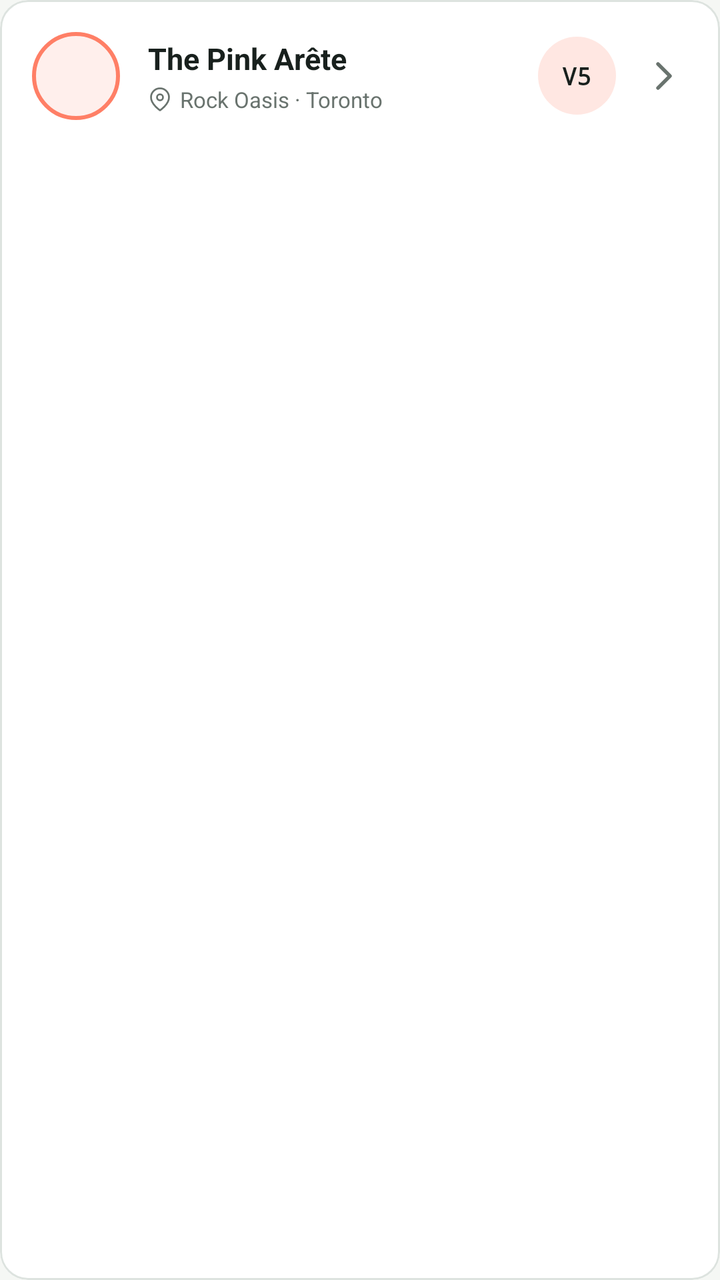
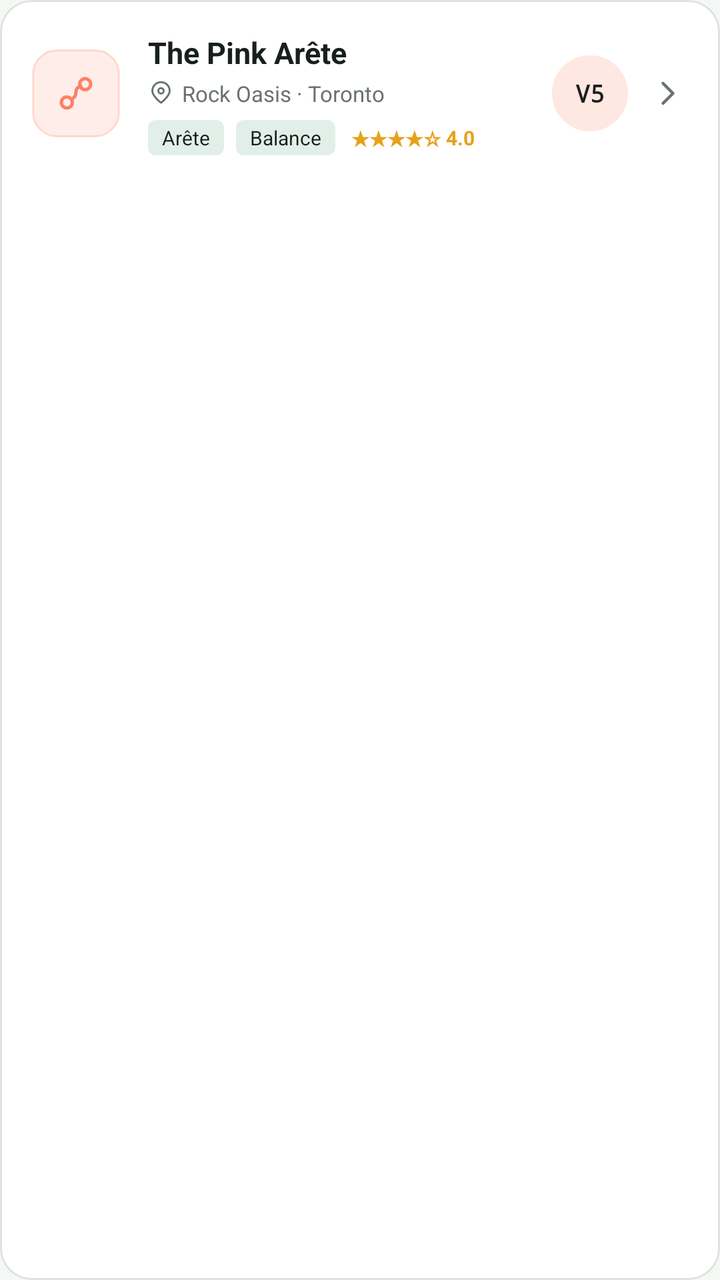

Screens rendered from an Android XML layout before and after an edit, with the pre-edit source and the edit as a unified diff.
<!-- AndroidManifest.xml: application theme Theme.SendBeta -->
<!-- res/layout/item_route.xml -->
<?xml version="1.0" encoding="utf-8"?>
<com.google.android.material.card.MaterialCardView 
    xmlns:android="http://schemas.android.com/apk/res/android"
    xmlns:app="http://schemas.android.com/apk/res-auto"
    android:layout_width="match_parent"
    android:layout_height="wrap_content"
    android:layout_marginBottom="12dp"
    app:cardBackgroundColor="@color/white"
    app:cardCornerRadius="14dp"
    app:cardElevation="0dp"
    app:strokeColor="@color/line"
    app:strokeWidth="1dp">

    <LinearLayout
        android:layout_width="match_parent"
        android:layout_height="wrap_content"
        android:gravity="center_vertical"
        android:orientation="horizontal"
        android:padding="16dp">

        
        <View
            android:id="@+id/route_icon"
            android:layout_width="44dp"
            android:layout_height="44dp"
            android:background="@drawable/route_icon_coral" />

        
        <LinearLayout
            android:layout_width="0dp"
            android:layout_height="wrap_content"
            android:layout_marginStart="14dp"
            android:layout_weight="1"
            android:orientation="vertical">

            <TextView
                android:id="@+id/route_name"
                android:layout_width="wrap_content"
                android:layout_height="wrap_content"
                android:text="The Pink Arête"
                android:textColor="@color/ink"
                android:textSize="15sp"
                android:textStyle="bold" />

            <LinearLayout
                android:layout_width="wrap_content"
                android:layout_height="wrap_content"
                android:layout_marginTop="3dp"
                android:gravity="center_vertical"
                android:orientation="horizontal">

                <ImageView
                    android:layout_width="12dp"
                    android:layout_height="12dp"
                    android:src="@drawable/ic_location"
                    app:tint="@color/muted" />

                <TextView
                    android:id="@+id/route_location"
                    android:layout_width="wrap_content"
                    android:layout_height="wrap_content"
                    android:layout_marginStart="4dp"
                    android:text="Rock Oasis · Toronto"
                    android:textColor="@color/muted"
                    android:textSize="11sp" />
            </LinearLayout>
        </LinearLayout>

        
        <TextView
            android:id="@+id/route_grade"
            android:layout_width="39dp"
            android:layout_height="39dp"
            android:background="@drawable/grade_badge_coral"
            android:fontFamily="monospace"
            android:gravity="center"
            android:text="V5"
            android:textColor="@color/ink"
            android:textSize="12sp"
            android:textStyle="bold" />

        
        <ImageView
            android:layout_width="24dp"
            android:layout_height="24dp"
            android:layout_marginStart="12dp"
            android:src="@drawable/ic_chevron_right"
            app:tint="@color/muted" />
    </LinearLayout>
</com.google.android.material.card.MaterialCardView>
<!-- resources referenced by this layout -->
<resources>
  <color name="ink">#18201d</color>
  <color name="line">#dde3df</color>
  <color name="muted">#69736e</color>
  <color name="white">#ffffff</color>
  <!-- drawable grade_badge_coral (drawable) -->
  <?xml version="1.0" encoding="utf-8"?>
  <shape xmlns:android="http://schemas.android.com/apk/res/android"
      android:shape="oval">
      <solid android:color="#30ff7f66" />
  </shape>
  <!-- drawable ic_chevron_right (drawable) -->
  <?xml version="1.0" encoding="utf-8"?>
  <vector xmlns:android="http://schemas.android.com/apk/res/android"
      android:width="24dp"
      android:height="24dp"
      android:viewportWidth="24"
      android:viewportHeight="24">
      <path
          android:pathData="M9,18L15,12L9,6"
          android:strokeWidth="1.8"
          android:strokeColor="#526158"
          android:strokeLineCap="round"
          android:strokeLineJoin="round"
          android:fillColor="#00000000"/>
  </vector>
  <!-- drawable ic_location (drawable) -->
  <?xml version="1.0" encoding="utf-8"?>
  <vector xmlns:android="http://schemas.android.com/apk/res/android"
      android:width="24dp"
      android:height="24dp"
      android:viewportWidth="24"
      android:viewportHeight="24">
      <path
          android:pathData="M21,10C21,17 12,23 12,23C12,23 3,17 3,10C3,7.6131 3.9482,5.3239 5.636,3.636C7.3239,1.9482 9.6131,1 12,1C14.3869,1 16.6761,1.9482 18.364,3.636C20.0518,5.3239 21,7.6131 21,10Z"
          android:strokeWidth="1.8"
          android:strokeColor="@color/ink"
          android:strokeLineCap="round"
          android:strokeLineJoin="round"
          android:fillColor="#00000000"/>
      <path
          android:pathData="M12,13C13.6569,13 15,11.6569 15,10C15,8.3431 13.6569,7 12,7C10.3431,7 9,8.3431 9,10C9,11.6569 10.3431,13 12,13Z"
          android:strokeWidth="1.8"
          android:strokeColor="@color/ink"
          android:strokeLineCap="round"
          android:strokeLineJoin="round"
          android:fillColor="#00000000"/>
  </vector>
  <!-- drawable route_icon_coral (drawable) -->
  <?xml version="1.0" encoding="utf-8"?>
  <shape xmlns:android="http://schemas.android.com/apk/res/android"
      android:shape="oval">
      <solid android:color="#20ff7f66" />
      <stroke
          android:width="2dp"
          android:color="@color/coral" />
  </shape>
  <style name="Theme.SendBeta" parent="Base.Theme.SendBeta" />
  <color name="coral">#ff7f66</color>
  <color name="lime">#d9ff52</color>
  <color name="lime_dark">#b9e72a</color>
  <color name="paper">#f5f7f4</color>
  <!-- unchanged entries left out for length: 3 -->
</resources>

<!-- the commit's change to res/layout/item_route.xml (unified diff, before → after) -->
@@ -2,11 +2,15 @@
 <com.google.android.material.card.MaterialCardView 
     xmlns:android="http://schemas.android.com/apk/res/android"
     xmlns:app="http://schemas.android.com/apk/res-auto"
+    android:id="@+id/route_card"
     android:layout_width="match_parent"
     android:layout_height="wrap_content"
     android:layout_marginBottom="12dp"
+    android:clickable="true"
+    android:focusable="true"
+    android:foreground="?attr/selectableItemBackground"
     app:cardBackgroundColor="@color/white"
-    app:cardCornerRadius="14dp"
+    app:cardCornerRadius="16dp"
     app:cardElevation="0dp"
     app:strokeColor="@color/line"
     app:strokeWidth="1dp">
@@ -19,11 +23,20 @@
         android:padding="16dp">
 
         
-        <View
-            android:id="@+id/route_icon"
+        <FrameLayout
+            android:id="@+id/route_swatch_frame"
             android:layout_width="44dp"
             android:layout_height="44dp"
-            android:background="@drawable/route_icon_coral" />
+            android:background="@drawable/swatch_coral">
+
+            <ImageView
+                android:id="@+id/route_swatch_icon"
+                android:layout_width="22dp"
+                android:layout_height="22dp"
+                android:layout_gravity="center"
+                android:src="@drawable/ic_route"
+                app:tint="@color/coral" />
+        </FrameLayout>
 
         
         <LinearLayout
@@ -33,6 +46,7 @@
             android:layout_weight="1"
             android:orientation="vertical">
 
+            
             <TextView
                 android:id="@+id/route_name"
                 android:layout_width="wrap_content"
@@ -42,6 +56,7 @@
                 android:textSize="15sp"
                 android:textStyle="bold" />
 
+            
             <LinearLayout
                 android:layout_width="wrap_content"
                 android:layout_height="wrap_content"
@@ -50,8 +65,8 @@
                 android:orientation="horizontal">
 
                 <ImageView
-                    android:layout_width="12dp"
-                    android:layout_height="12dp"
+                    android:layout_width="13dp"
+                    android:layout_height="13dp"
                     android:src="@drawable/ic_location"
                     app:tint="@color/muted" />
 
@@ -64,13 +79,59 @@
                     android:textColor="@color/muted"
                     android:textSize="11sp" />
             </LinearLayout>
+
+            
+            <LinearLayout
+                android:layout_width="wrap_content"
+                android:layout_height="wrap_content"
+                android:layout_marginTop="6dp"
+                android:gravity="center_vertical"
+                android:orientation="horizontal">
+
+                
+                <TextView
+                    android:id="@+id/tag_1"
+                    android:layout_width="wrap_content"
+                    android:layout_height="wrap_content"
+                    android:layout_marginEnd="6dp"
+                    android:background="@drawable/stat_badge"
+                    android:paddingHorizontal="7dp"
+                    android:paddingVertical="2dp"
+                    android:text="Arête"
+                    android:textColor="@color/ink"
+                    android:textSize="10sp" />
+
+                
+                <TextView
+                    android:id="@+id/tag_2"
+                    android:layout_width="wrap_content"
+                    android:layout_height="wrap_content"
+                    android:layout_marginEnd="8dp"
+                    android:background="@drawable/stat_badge"
+                    android:paddingHorizontal="7dp"
+                    android:paddingVertical="2dp"
+                    android:text="Balance"
+                    android:textColor="@color/ink"
+                    android:textSize="10sp" />
+
+                
+                <TextView
+                    android:id="@+id/route_rating"
+                    android:layout_width="wrap_content"
+                    android:layout_height="wrap_content"
+                    android:text="★★★★☆ 4.0"
+                    android:textColor="#E6A21A"
+                    android:textSize="10sp"
+                    android:textStyle="bold" />
+            </LinearLayout>
         </LinearLayout>
 
         
         <TextView
             android:id="@+id/route_grade"
-            android:layout_width="39dp"
-            android:layout_height="39dp"
+            android:layout_width="38dp"
+            android:layout_height="38dp"
+            android:layout_marginStart="8dp"
             android:background="@drawable/grade_badge_coral"
             android:fontFamily="monospace"
             android:gravity="center"
@@ -81,9 +142,9 @@
 
         
         <ImageView
-            android:layout_width="24dp"
-            android:layout_height="24dp"
-            android:layout_marginStart="12dp"
+            android:layout_width="20dp"
+            android:layout_height="20dp"
+            android:layout_marginStart="10dp"
             android:src="@drawable/ic_chevron_right"
             app:tint="@color/muted" />
     </LinearLayout>
<!-- resource entries referenced after the edit -->
@@ -18,12 +18,12 @@
       android:viewportWidth="24"
       android:viewportHeight="24">
       <path
-          android:pathData="M9,18L15,12L9,6"
+          android:pathData="m9 6 6 6-6 6"
           android:strokeWidth="1.8"
-          android:strokeColor="#526158"
+          android:strokeColor="@color/ink"
           android:strokeLineCap="round"
           android:strokeLineJoin="round"
-          android:fillColor="#00000000"/>
+          android:fillColor="#00000000" />
   </vector>
   <!-- drawable ic_location (drawable) -->
   <?xml version="1.0" encoding="utf-8"?>
@@ -33,28 +33,63 @@
       android:viewportWidth="24"
       android:viewportHeight="24">
       <path
-          android:pathData="M21,10C21,17 12,23 12,23C12,23 3,17 3,10C3,7.6131 3.9482,5.3239 5.636,3.636C7.3239,1.9482 9.6131,1 12,1C14.3869,1 16.6761,1.9482 18.364,3.636C20.0518,5.3239 21,7.6131 21,10Z"
+          android:pathData="M20 10c0 5-8 11-8 11S4 15 4 10a8 8 0 1 1 16 0Z"
           android:strokeWidth="1.8"
           android:strokeColor="@color/ink"
           android:strokeLineCap="round"
           android:strokeLineJoin="round"
-          android:fillColor="#00000000"/>
+          android:fillColor="#00000000" />
       <path
-          android:pathData="M12,13C13.6569,13 15,11.6569 15,10C15,8.3431 13.6569,7 12,7C10.3431,7 9,8.3431 9,10C9,11.6569 10.3431,13 12,13Z"
+          android:pathData="M 9.50,10.00 a 2.50,2.50 0 1,0 5.00,0 a 2.50,2.50 0 1,0 -5.00,0"
           android:strokeWidth="1.8"
           android:strokeColor="@color/ink"
           android:strokeLineCap="round"
           android:strokeLineJoin="round"
-          android:fillColor="#00000000"/>
+          android:fillColor="#00000000" />
   </vector>
-  <!-- drawable route_icon_coral (drawable) -->
+  <!-- drawable ic_route (drawable) -->
+  <?xml version="1.0" encoding="utf-8"?>
+  <vector xmlns:android="http://schemas.android.com/apk/res/android"
+      android:width="24dp"
+      android:height="24dp"
+      android:viewportWidth="24"
+      android:viewportHeight="24">
+      <path
+          android:pathData="M 4.00,17.00 a 3.00,3.00 0 1,0 6.00,0 a 3.00,3.00 0 1,0 -6.00,0"
+          android:strokeWidth="1.8"
+          android:strokeColor="@color/ink"
+          android:strokeLineCap="round"
+          android:strokeLineJoin="round"
+          android:fillColor="#00000000" />
+      <path
+          android:pathData="M 14.00,7.00 a 3.00,3.00 0 1,0 6.00,0 a 3.00,3.00 0 1,0 -6.00,0"
+          android:strokeWidth="1.8"
+          android:strokeColor="@color/ink"
+          android:strokeLineCap="round"
+          android:strokeLineJoin="round"
+          android:fillColor="#00000000" />
+      <path
+          android:pathData="M9.5 15.3c1.8-1 2.5-2.2 2.4-3.6-.1-1.7.6-2.9 2.7-3.7"
+          android:strokeWidth="1.8"
+          android:strokeColor="@color/ink"
+          android:strokeLineCap="round"
+          android:strokeLineJoin="round"
+          android:fillColor="#00000000" />
+  </vector>
+  <!-- drawable stat_badge (drawable) -->
   <?xml version="1.0" encoding="utf-8"?>
   <shape xmlns:android="http://schemas.android.com/apk/res/android"
-      android:shape="oval">
-      <solid android:color="#20ff7f66" />
-      <stroke
-          android:width="2dp"
-          android:color="@color/coral" />
+      android:shape="rectangle">
+      <solid android:color="#201a7f55" />
+      <corners android:radius="4dp" />
+  </shape>
+  <!-- drawable swatch_coral (drawable) -->
+  <?xml version="1.0" encoding="utf-8"?>
+  <shape xmlns:android="http://schemas.android.com/apk/res/android"
+      android:shape="rectangle">
+      <solid android:color="#24ff7f66" />
+      <corners android:radius="12dp" />
+      <stroke android:width="1dp" android:color="#40ff7f66" />
   </shape>
   <style name="Theme.SendBeta" parent="Base.Theme.SendBeta" />
   <color name="coral">#ff7f66</color>
